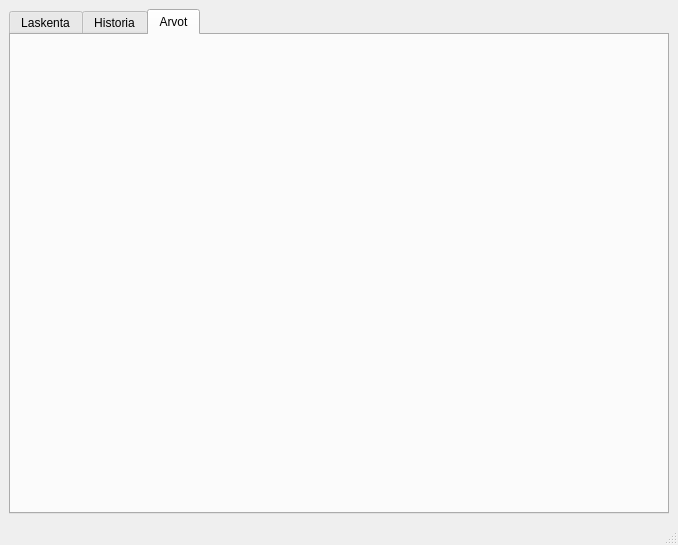
Qt form MateriaaliLaskin/mainwindow.ui (jmakkie/MateriaaliLaskin) before a commit.
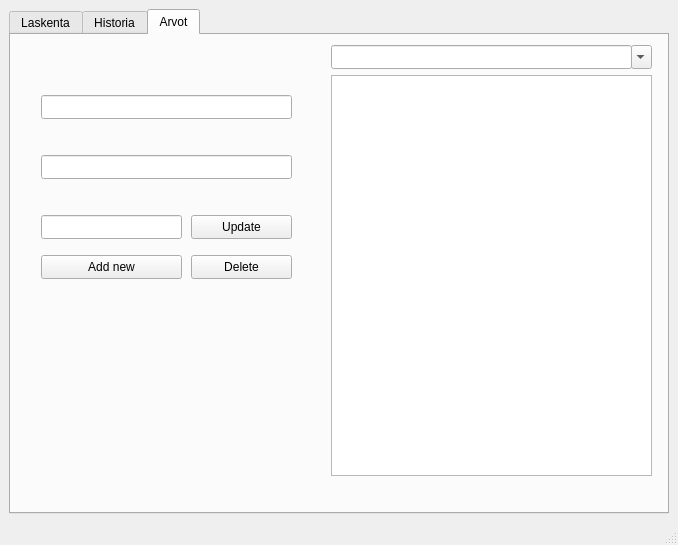
The same form after that commit. The open tabs and pages were chosen to show the change.

The edit to the form file:
```diff
--- a/MateriaaliLaskin/mainwindow.ui
+++ b/MateriaaliLaskin/mainwindow.ui
@@ -120,6 +120,105 @@
          <attribute name="toolTip">
           <string>Muuta arvoja laskuille</string>
          </attribute>
+         <widget class="QTableView" name="tableView_2">
+          <property name="geometry">
+           <rect>
+            <x>320</x>
+            <y>40</y>
+            <width>321</width>
+            <height>401</height>
+           </rect>
+          </property>
+         </widget>
+         <widget class="QComboBox" name="comboBox_4">
+          <property name="geometry">
+           <rect>
+            <x>620</x>
+            <y>10</y>
+            <width>21</width>
+            <height>24</height>
+           </rect>
+          </property>
+         </widget>
+         <widget class="QLineEdit" name="lineEdit">
+          <property name="geometry">
+           <rect>
+            <x>320</x>
+            <y>10</y>
+            <width>301</width>
+            <height>24</height>
+           </rect>
+          </property>
+         </widget>
+         <widget class="QLineEdit" name="lineEdit_2">
+          <property name="geometry">
+           <rect>
+            <x>30</x>
+            <y>60</y>
+            <width>251</width>
+            <height>24</height>
+           </rect>
+          </property>
+         </widget>
+         <widget class="QLineEdit" name="lineEdit_3">
+          <property name="geometry">
+           <rect>
+            <x>30</x>
+            <y>120</y>
+            <width>251</width>
+            <height>24</height>
+           </rect>
+          </property>
+         </widget>
+         <widget class="QLineEdit" name="lineEdit_4">
+          <property name="geometry">
+           <rect>
+            <x>30</x>
+            <y>180</y>
+            <width>141</width>
+            <height>24</height>
+           </rect>
+          </property>
+         </widget>
+         <widget class="QPushButton" name="pushButton">
+          <property name="geometry">
+           <rect>
+            <x>180</x>
+            <y>180</y>
+            <width>101</width>
+            <height>24</height>
+           </rect>
+          </property>
+          <property name="text">
+           <string>Update</string>
+          </property>
+         </widget>
+         <widget class="QPushButton" name="pushButton_2">
+          <property name="geometry">
+           <rect>
+            <x>30</x>
+            <y>220</y>
+            <width>141</width>
+            <height>24</height>
+           </rect>
+          </property>
+          <property name="text">
+           <string>Add new</string>
+          </property>
+         </widget>
+         <widget class="QPushButton" name="pushButton_3">
+          <property name="geometry">
+           <rect>
+            <x>180</x>
+            <y>220</y>
+            <width>101</width>
+            <height>24</height>
+           </rect>
+          </property>
+          <property name="text">
+           <string>Delete</string>
+          </property>
+         </widget>
         </widget>
        </widget>
       </item>
```
Left out of the diff: 2 changed lines with no effect on the pictures.
